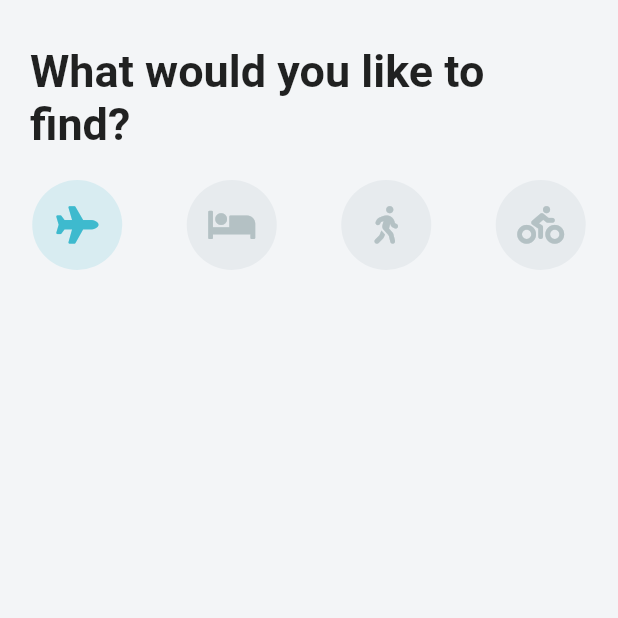
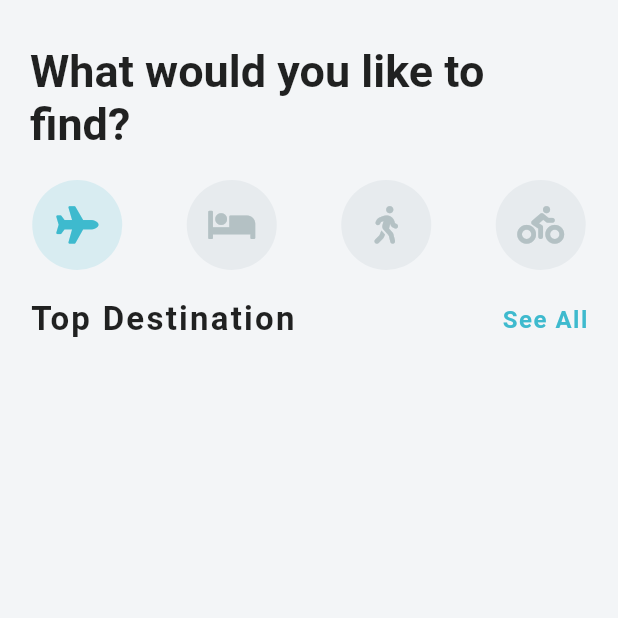
Before and after one commit to MatthieuNadeau96/Flutter_travel_ui, a Flutter app: the screen it shows after launch, on a phone screen of 412 x 824 dp, the top half of it. Run offline on Flutter 3.47's test engine with Material 2 defaults, Android fonts, the phone set to English and light mode, and no system bars; our stand-ins replace font_awesome_flutter.

Commit message:
made a widgets folder and created the destination_carousel

```diff
--- a/lib/screens/home_screen.dart
+++ b/lib/screens/home_screen.dart
@@ -1,5 +1,6 @@
 import 'package:flutter/material.dart';
 import 'package:font_awesome_flutter/font_awesome_flutter.dart';
+import 'package:travel_ui/widgets/destination_carousel.dart';
 
 class HomeScreen extends StatefulWidget {
   @override
@@ -68,6 +69,10 @@ class _HomeScreenState extends State<HomeScreen> {
                   )
                   .toList(),
             ),
+            SizedBox(
+              height: 20.0,
+            ),
+            DestinationCarousel(),
           ],
         ),
       ),
--- /dev/null
+++ b/lib/widgets/destination_carousel.dart
@@ -0,0 +1,36 @@
+import 'package:flutter/material.dart';
+
+class DestinationCarousel extends StatelessWidget {
+  @override
+  Widget build(BuildContext context) {
+    return Column(
+      children: <Widget>[
+        Padding(
+          padding: EdgeInsets.symmetric(horizontal: 20.0),
+          child: Row(
+            mainAxisAlignment: MainAxisAlignment.spaceBetween,
+            children: <Widget>[
+              Text(
+                'Top Destination',
+                style: TextStyle(
+                  fontSize: 22.0,
+                  fontWeight: FontWeight.bold,
+                  letterSpacing: 1.5,
+                ),
+              ),
+              Text(
+                'See All',
+                style: TextStyle(
+                  color: Theme.of(context).primaryColor,
+                  fontSize: 16.0,
+                  fontWeight: FontWeight.w600,
+                  letterSpacing: 1.0,
+                ),
+              ),
+            ],
+          ),
+        ),
+      ],
+    );
+  }
+}
```
